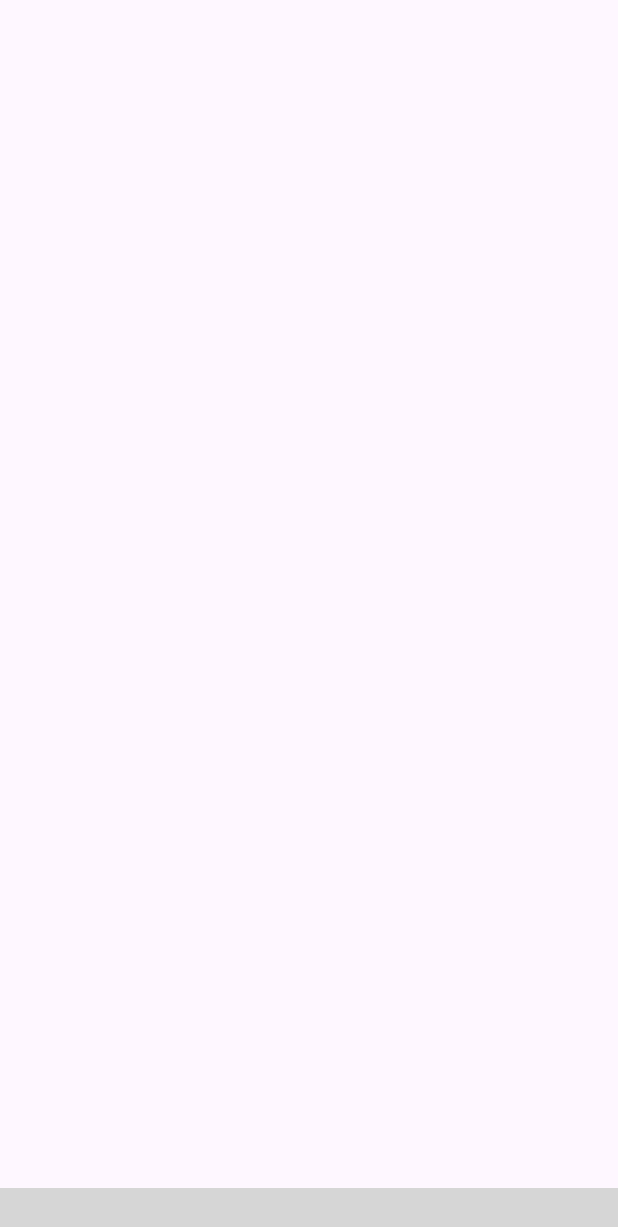
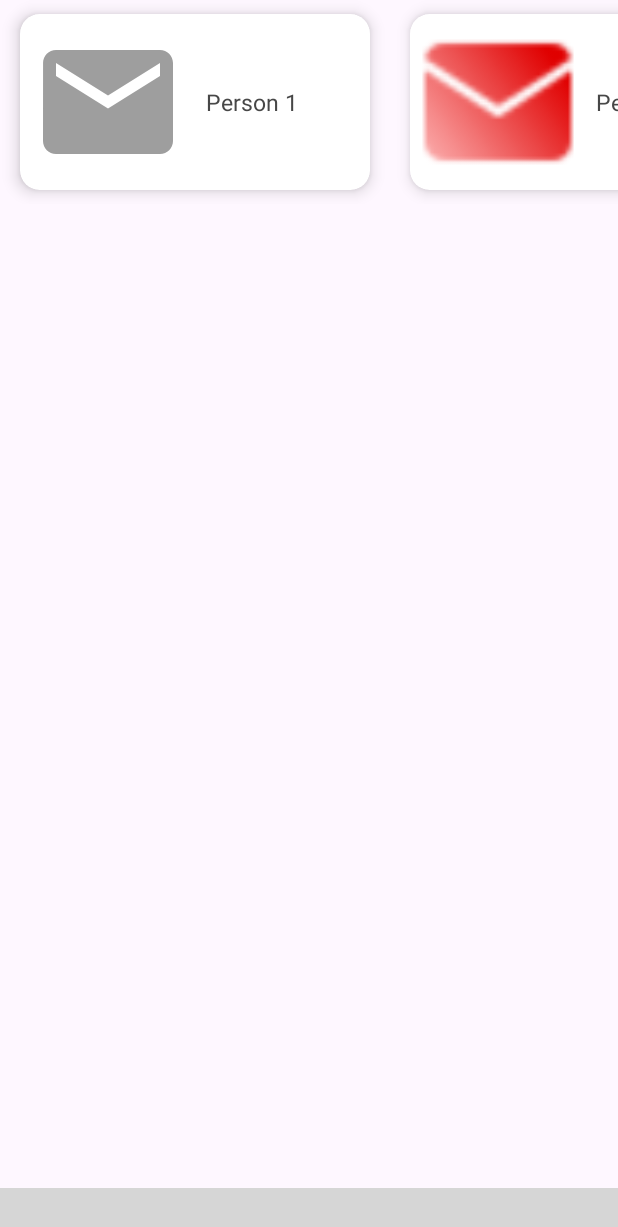
Before and after one commit to sahetu/Internship_45d_Batch2, an Android app: the DashboardActivity screen opened directly, with no data from a screen before it, on a phone screen of 412 x 824 dp. Shown: the top 1227 px of the screen. Run offline under Robolectric (Android 15) with nearby library versions, the phone set to English and light mode, and no system bars; our stand-ins replace sdp/ssp sizes; libraries missing offline, so code that uses them is left out: com.etebarian.meowbottomnavigation; plain views replace MeowBottomNavigation; Roboto replaces fonts that are not available here; 7 statements that could not run were skipped; grey boxes are pictures that could not be loaded.

Commit message:
9th Aug Updated Code

```diff
--- a/app/src/main/AndroidManifest.xml
+++ b/app/src/main/AndroidManifest.xml
@@ -30,7 +30,7 @@
             android:name=".SignupActivity"
             android:exported="false" />
         <activity
-            android:name=".HomeActivity"
+            android:name=".ProfileFragment"
             android:exported="false" />
         <activity
             android:name=".MainActivity"
--- a/app/src/main/java/internship/batch2/DashboardActivity.java
+++ b/app/src/main/java/internship/batch2/DashboardActivity.java
@@ -1,6 +1,7 @@
 package internship.batch2;
 
 import androidx.appcompat.app.AppCompatActivity;
+import androidx.fragment.app.FragmentManager;
 
 import android.os.Bundle;
 
@@ -27,13 +28,15 @@ public class DashboardActivity extends AppCompatActivity {
             @Override
             public void onClickItem(MeowBottomNavigation.Model item) {
                 // your codes
-                if(item.getId()==HOME_MENU){
-                    mBottomNavigation.show(HOME_MENU,true);
-                }
-                else if(item.getId()==PROFILE_MENU){
-                    mBottomNavigation.show(PROFILE_MENU,true);
-                }
-                else{
+                if (item.getId() == HOME_MENU) {
+                    FragmentManager manager = getSupportFragmentManager();
+                    manager.beginTransaction().replace(R.id.dashboard_relative, new HomeFragment()).commit();
+                    mBottomNavigation.show(HOME_MENU, true);
+                } else if (item.getId() == PROFILE_MENU) {
+                    FragmentManager manager = getSupportFragmentManager();
+                    manager.beginTransaction().replace(R.id.dashboard_relative, new ProfileFragment()).commit();
+                    mBottomNavigation.show(PROFILE_MENU, true);
+                } else {
 
                 }
             }
@@ -53,7 +56,9 @@ public class DashboardActivity extends AppCompatActivity {
             }
         });
 
-        mBottomNavigation.show(HOME_MENU,true);
+        FragmentManager manager = getSupportFragmentManager();
+        manager.beginTransaction().replace(R.id.dashboard_relative, new HomeFragment()).commit();
+        mBottomNavigation.show(HOME_MENU, true);
 
     }
 }
--- /dev/null
+++ b/app/src/main/java/internship/batch2/HomeFragment.java
@@ -0,0 +1,51 @@
+package internship.batch2;
+
+import android.os.Bundle;
+
+import androidx.fragment.app.Fragment;
+import androidx.recyclerview.widget.DefaultItemAnimator;
+import androidx.recyclerview.widget.LinearLayoutManager;
+import androidx.recyclerview.widget.RecyclerView;
+import androidx.recyclerview.widget.StaggeredGridLayoutManager;
+
+import android.view.LayoutInflater;
+import android.view.View;
+import android.view.ViewGroup;
+import android.widget.Toast;
+
+public class HomeFragment extends Fragment {
+
+    RecyclerView recyclerView;
+
+    String[] nameArray = {"Person 1","Person 2","Person 3","Person 4","Person 5","Person 6","Person 7","Person 8"};
+    int[] imageArray = {R.drawable.email,R.drawable.email_batch2,R.drawable.ic_home,R.drawable.ic_profile,R.drawable.offer,R.drawable.password,R.drawable.smiley_new,R.drawable.email_batch2};
+
+    public HomeFragment() {
+        // Required empty public constructor
+    }
+
+    @Override
+    public View onCreateView(LayoutInflater inflater, ViewGroup container,
+                             Bundle savedInstanceState) {
+        // Inflate the layout for this fragment
+        View view = inflater.inflate(R.layout.fragment_home, container, false);
+
+        recyclerView = view.findViewById(R.id.home_recyclerview);
+
+        //Display Data In List
+        //recyclerView.setLayoutManager(new LinearLayoutManager(getActivity()));
+
+        //Display Data In Grid
+        //recyclerView.setLayoutManager(new StaggeredGridLayoutManager(2,StaggeredGridLayoutManager.VERTICAL));
+
+        //Display Data In Horizontal
+        recyclerView.setLayoutManager(new StaggeredGridLayoutManager(1,StaggeredGridLayoutManager.HORIZONTAL));
+
+        recyclerView.setItemAnimator(new DefaultItemAnimator());
+
+        ProductAdapter adapter = new ProductAdapter(getActivity(),nameArray,imageArray);
+        recyclerView.setAdapter(adapter);
+
+        return view;
+    }
+}
--- /dev/null
+++ b/app/src/main/java/internship/batch2/ProductAdapter.java
@@ -0,0 +1,55 @@
+package internship.batch2;
+
+import android.content.Context;
+import android.view.LayoutInflater;
+import android.view.View;
+import android.view.ViewGroup;
+import android.widget.ImageView;
+import android.widget.TextView;
+
+import androidx.annotation.NonNull;
+import androidx.fragment.app.FragmentActivity;
+import androidx.recyclerview.widget.RecyclerView;
+
+public class ProductAdapter extends RecyclerView.Adapter<ProductAdapter.MyHolder> {
+
+    Context context;
+    String[] nameArray;
+    int[] imageArray;
+
+    public ProductAdapter(Context context, String[] nameArray, int[] imageArray) {
+        this.context = context;
+        this.nameArray = nameArray;
+        this.imageArray = imageArray;
+    }
+
+    @NonNull
+    @Override
+    public MyHolder onCreateViewHolder(@NonNull ViewGroup parent, int viewType) {
+        View view = LayoutInflater.from(parent.getContext()).inflate(R.layout.custom_product,parent,false);
+        return new MyHolder(view);
+    }
+
+    public class MyHolder extends RecyclerView.ViewHolder {
+
+        TextView name;
+        ImageView image;
+
+        public MyHolder(@NonNull View itemView) {
+            super(itemView);
+            name = itemView.findViewById(R.id.custom_product_name);
+            image = itemView.findViewById(R.id.custom_product_image);
+        }
+    }
+
+    @Override
+    public void onBindViewHolder(@NonNull MyHolder holder, int position) {
+        holder.image.setImageResource(imageArray[position]);
+        holder.name.setText(nameArray[position]);
+    }
+
+    @Override
+    public int getItemCount() {
+        return nameArray.length;
+    }
+}
--- a/app/src/main/res/layout/activity_dashboard.xml
+++ b/app/src/main/res/layout/activity_dashboard.xml
@@ -18,4 +18,10 @@
         app:mbn_selectedIconColor="#BD0000"
         app:mbn_shadowColor="#1f212121"/>
 
+    <RelativeLayout
+        android:id="@+id/dashboard_relative"
+        android:layout_above="@id/dashboard_bottom"
+        android:layout_width="match_parent"
+        android:layout_height="match_parent"/>
+
 </RelativeLayout>
--- /dev/null
+++ b/app/src/main/res/layout/custom_product.xml
@@ -0,0 +1,32 @@
+<?xml version="1.0" encoding="utf-8"?>
+<androidx.cardview.widget.CardView xmlns:android="http://schemas.android.com/apk/res/android"
+    android:layout_width="@dimen/_200sdp"
+    android:layout_height="wrap_content"
+    xmlns:app="http://schemas.android.com/apk/res-auto"
+    app:cardCornerRadius="@dimen/_10sdp"
+    app:cardElevation="@dimen/_5sdp"
+    android:layout_marginHorizontal="@dimen/_10sdp"
+    android:layout_marginVertical="@dimen/_7sdp">
+
+    <LinearLayout
+        android:layout_width="match_parent"
+        android:layout_height="wrap_content"
+        android:orientation="horizontal"
+        android:padding="@dimen/_5sdp">
+
+        <ImageView
+            android:id="@+id/custom_product_image"
+            android:layout_width="@dimen/_80sdp"
+            android:layout_height="@dimen/_80sdp" />
+
+        <TextView
+            android:id="@+id/custom_product_name"
+            style="@style/text_12_black1"
+            android:layout_width="match_parent"
+            android:layout_height="wrap_content"
+            android:layout_gravity="center"
+            android:layout_marginLeft="@dimen/_10sdp" />
+
+    </LinearLayout>
+
+</androidx.cardview.widget.CardView>
--- /dev/null
+++ b/app/src/main/res/layout/fragment_home.xml
@@ -0,0 +1,13 @@
+<?xml version="1.0" encoding="utf-8"?>
+<FrameLayout xmlns:android="http://schemas.android.com/apk/res/android"
+    xmlns:tools="http://schemas.android.com/tools"
+    android:layout_width="match_parent"
+    android:layout_height="match_parent"
+    tools:context=".HomeFragment">
+
+    <androidx.recyclerview.widget.RecyclerView
+        android:id="@+id/home_recyclerview"
+        android:layout_width="match_parent"
+        android:layout_height="wrap_content"/>
+
+</FrameLayout>
--- a/app/src/main/res/values/strings.xml
+++ b/app/src/main/res/values/strings.xml
@@ -1,3 +1,5 @@
 <resources>
     <string name="app_name">Internship 45d Batch2</string>
+    <!-- TODO: Remove or change this placeholder text -->
+    <string name="hello_blank_fragment">Hello blank fragment</string>
 </resources>
```
Also changed, not shown: app/src/main/java/internship/batch2/ProfileFragment.java (renamed from app/src/main/java/internship/batch2/HomeActivity.java, +38 -33 lines), app/src/main/res/layout/fragment_profile.xml (renamed from app/src/main/res/layout/activity_home.xml).
